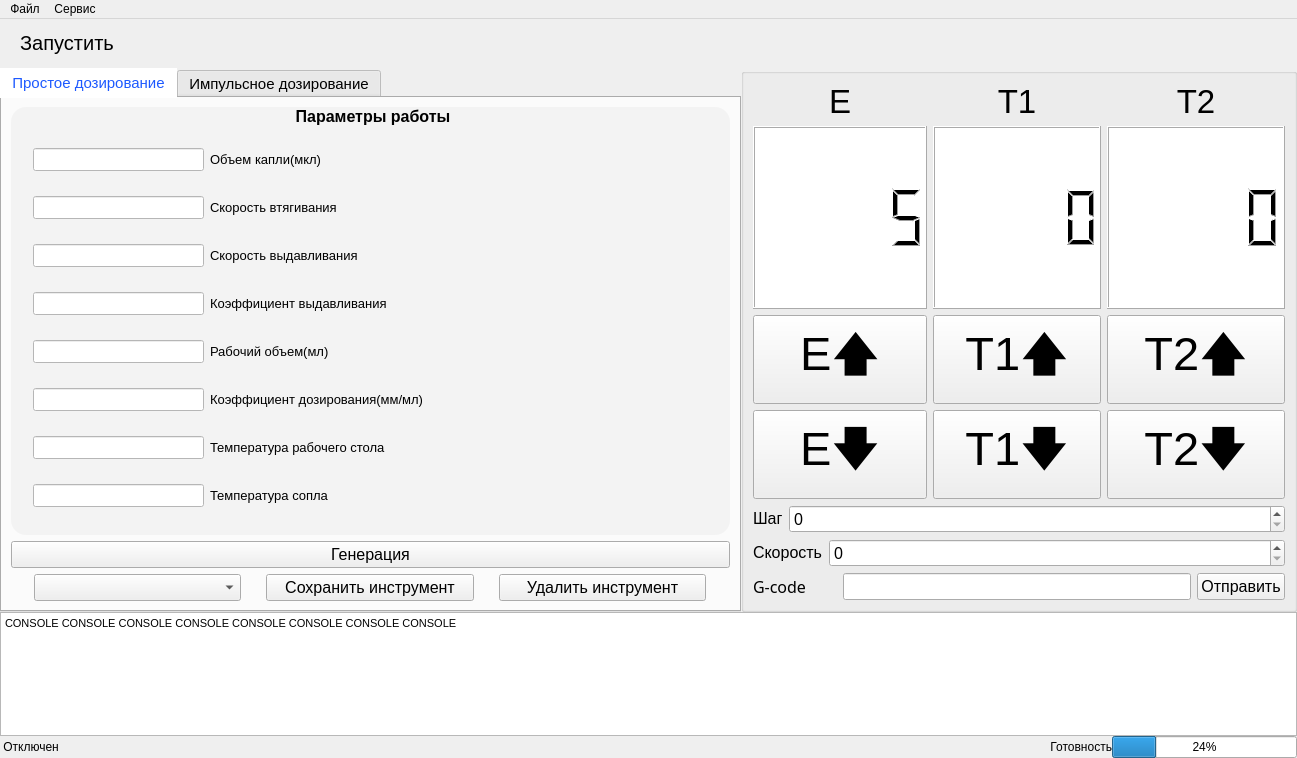
Qt form mainwindow.ui (gleboffsky/Dozing) before a commit.
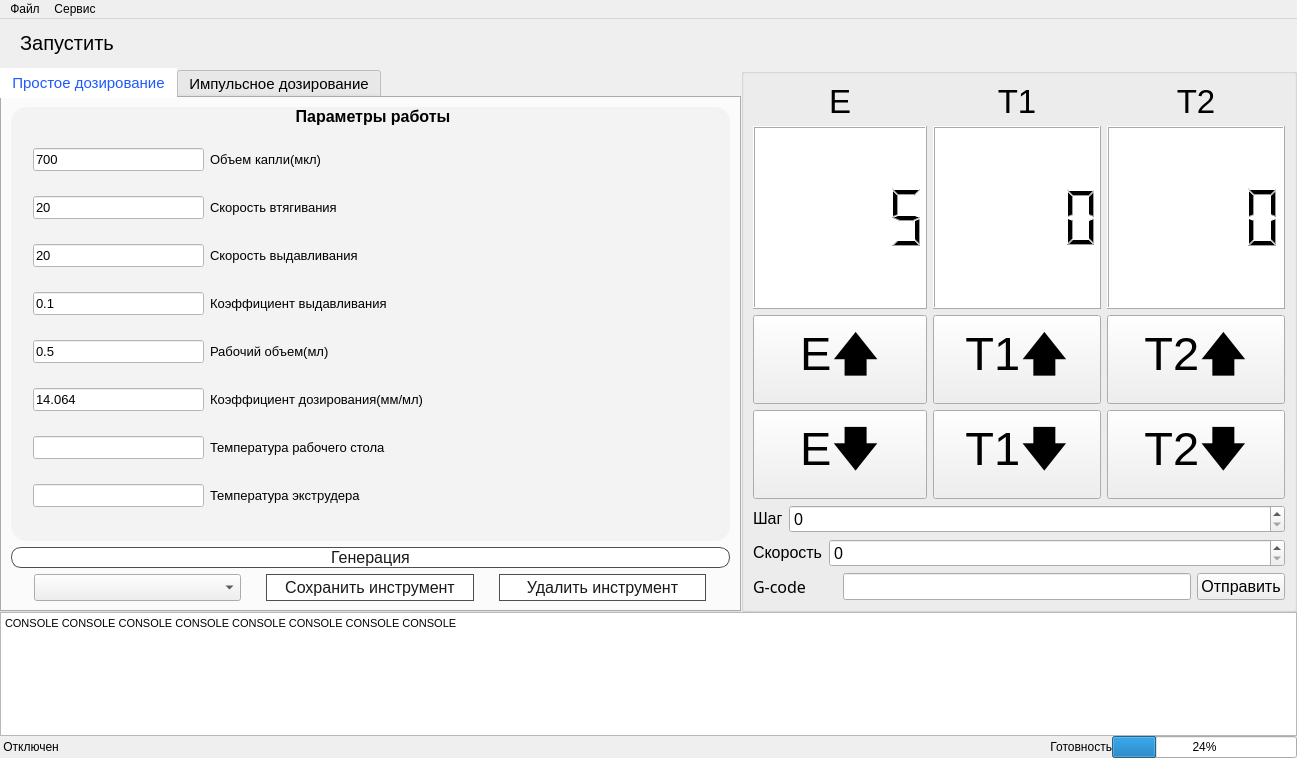
The same form after that commit. The open tabs and pages were chosen to show the change.

The edit to the form file:
```diff
--- a/mainwindow.ui
+++ b/mainwindow.ui
@@ -216,6 +216,9 @@
              <property name="styleSheet">
               <string notr="true">background: rgb(255, 255, 255)</string>
              </property>
+             <property name="text">
+              <string>0.5</string>
+             </property>
             </widget>
            </item>
            <item row="1" column="1">
@@ -243,6 +246,9 @@
              <property name="styleSheet">
               <string notr="true">background: rgb(255, 255, 255)</string>
              </property>
+             <property name="text">
+              <string>20</string>
+             </property>
             </widget>
            </item>
            <item row="0" column="1">
@@ -301,6 +307,9 @@
              <property name="styleSheet">
               <string notr="true">background: rgb(255, 255, 255)</string>
              </property>
+             <property name="text">
+              <string>14.064</string>
+             </property>
             </widget>
            </item>
            <item row="0" column="0">
@@ -313,6 +322,9 @@
              <property name="styleSheet">
               <string notr="true">background: rgb(255, 255, 255)</string>
              </property>
+             <property name="text">
+              <string>700</string>
+             </property>
             </widget>
            </item>
            <item row="3" column="1">
@@ -367,6 +379,9 @@
              <property name="styleSheet">
               <string notr="true">background: rgb(255, 255, 255)</string>
              </property>
+             <property name="text">
+              <string>20</string>
+             </property>
             </widget>
            </item>
            <item row="3" column="0">
@@ -379,6 +394,9 @@
              <property name="styleSheet">
               <string notr="true">background: rgb(255, 255, 255)</string>
              </property>
+             <property name="text">
+              <string>0.1</string>
+             </property>
             </widget>
            </item>
            <item row="7" column="0">
@@ -413,7 +431,7 @@
               </font>
              </property>
              <property name="text">
-              <string>Температура сопла</string>
+              <string>Температура экструдера</string>
              </property>
             </widget>
            </item>
@@ -428,22 +446,23 @@
            </font>
           </property>
           <property name="styleSheet">
-           <string notr="true">                                          background-color: #FFFFFF;
-                                          border: 1px solid rgb(79, 79, 79);
+           <string notr="true">QPushButton {
+                                          background-color: #FFFFFF;
+                                           border: 1px solid rgb(79, 79, 79);
+                                              border-radius: 10px;
+                                              color: rgb(25, 25, 25);
+                                              text-align:center;
+                                          }
+                                          QPushButton:hover {
+                                           border-color: rgb(82, 168, 236);
                                           border-radius: 0px;
-                                          color: rgb(25, 25, 25);
-                                         text-align:center;
-                                       
-                                         hover {
-                                         border-color: rgb(82, 168, 236);
-                                         border-radius: 10px;
-                                         color: rgb(82, 168, 236);
-                                         };
-                                         pressed {
+                                          color: rgb(82, 168, 236);
+                                          }
+                                          QPushButton:pressed {
                                           border-color: rgb(5, 97, 245);
-                                          border-radius: 20px;
-                                          color: rgb(5, 97, 245)
-										 };</string>
+                                          border-radius: 10px;
+                                          color: rgb(5, 97, 245);
+                                          }</string>
           </property>
           <property name="text">
            <string>Генерация</string>
@@ -490,22 +509,22 @@
              </font>
             </property>
             <property name="styleSheet">
-             <string notr="true">                                          background-color: #FFFFFF;
-                                          border: 1px solid rgb(79, 79, 79);
+             <string notr="true">QPushButton {
+                                          background-color: #FFFFFF;
+                                           border: 1px solid rgb(79, 79, 79);
+                                              color: rgb(25, 25, 25);
+                                              text-align:center;
+                                          }
+                                          QPushButton:hover {
+                                           border-color: rgb(82, 168, 236);
                                           border-radius: 0px;
-                                          color: rgb(25, 25, 25);
-                                         text-align:center;
-                                       
-                                         hover {
-                                         border-color: rgb(82, 168, 236);
-                                         border-radius: 10px;
-                                         color: rgb(82, 168, 236);
-                                         };
-                                         pressed {
+                                          color: rgb(82, 168, 236);
+                                          }
+                                          QPushButton:pressed {
                                           border-color: rgb(5, 97, 245);
-                                          border-radius: 20px;
-                                          color: rgb(5, 97, 245)
-										 };</string>
+                                          border-radius: 10px;
+                                          color: rgb(5, 97, 245);
+                                          }</string>
             </property>
             <property name="text">
              <string>Сохранить инструмент</string>
@@ -526,22 +545,22 @@
              </font>
             </property>
             <property name="styleSheet">
-             <string notr="true">                                          background-color: #FFFFFF;
-                                          border: 1px solid rgb(79, 79, 79);
+             <string notr="true">QPushButton {
+                                          background-color: #FFFFFF;
+                                           border: 1px solid rgb(79, 79, 79);
+                                              color: rgb(25, 25, 25);
+                                              text-align:center;
+                                          }
+                                          QPushButton:hover {
+                                           border-color: rgb(82, 168, 236);
                                           border-radius: 0px;
-                                          color: rgb(25, 25, 25);
-                                         text-align:center;
-                                       
-                                         hover {
-                                         border-color: rgb(82, 168, 236);
-                                         border-radius: 10px;
-                                         color: rgb(82, 168, 236);
-                                         };
-                                         pressed {
+                                          color: rgb(82, 168, 236);
+                                          }
+                                          QPushButton:pressed {
                                           border-color: rgb(5, 97, 245);
-                                          border-radius: 20px;
-                                          color: rgb(5, 97, 245)
-										 };</string>
+                                          border-radius: 10px;
+                                          color: rgb(5, 97, 245);
+                                          }</string>
             </property>
             <property name="text">
              <string>Удалить инструмент</string>
```
Left out of the diff: 131 changed lines with no effect on the pictures.
